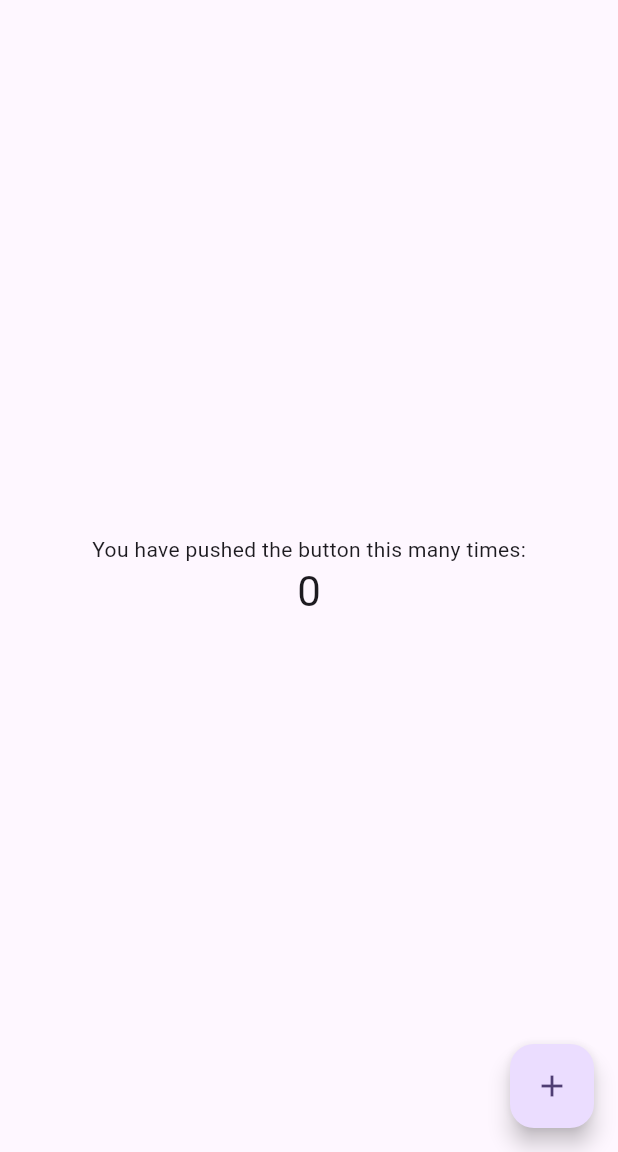
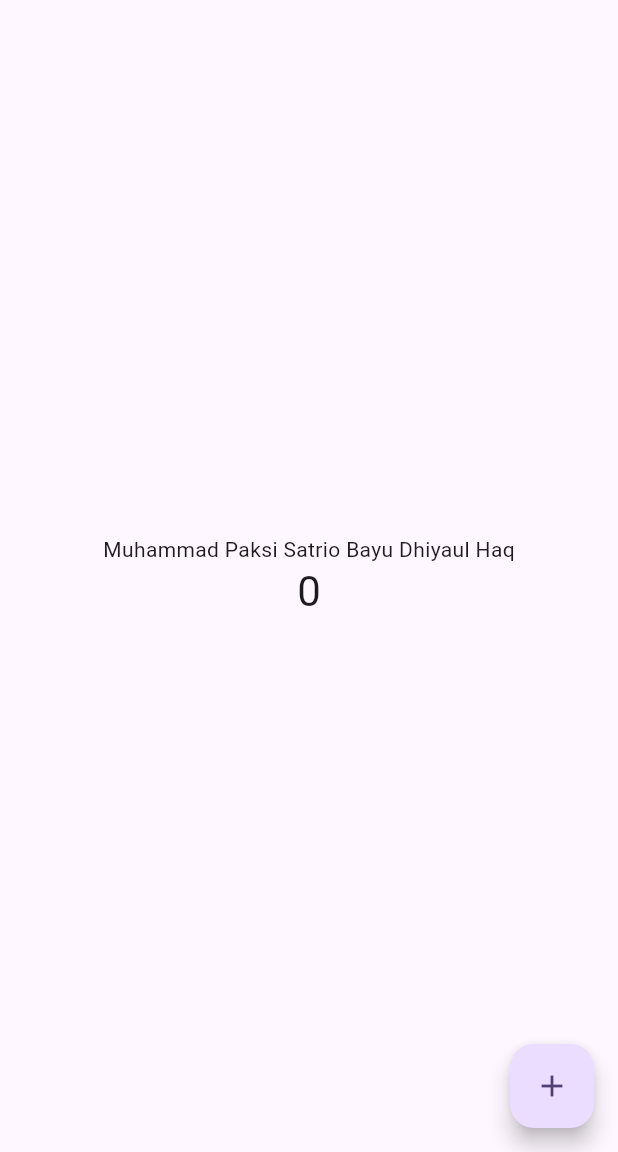
Before and after one commit to pdh-24/flutter-fundamental-part1, a Flutter app: the screen it shows after launch, on a phone screen of 412 x 824 dp, the part 84-1236 px from its top. Run offline on Flutter 3.47's test engine with Material 3 defaults, Android fonts, the phone set to English and light mode, and no system bars.

```diff
--- a/lib/main.dart
+++ b/lib/main.dart
@@ -106,7 +106,8 @@ class _MyHomePageState extends State<MyHomePage> {
           mainAxisAlignment: MainAxisAlignment.center,
           children: <Widget>[
             const Text(
-              'You have pushed the button this many times:',
+              // 'You have pushed the button this many times:',
+              'Muhammad Paksi Satrio Bayu Dhiyaul Haq'
             ),
             Text(
               '$_counter',
```
Also changed, not shown: images/01.png (added), 1 other file.
